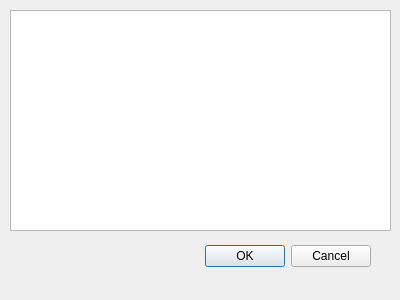
The window that src/secondTask/secondtaskdialog.ui (Sysor/testQt) describes before a commit, drawn with Qt 5.
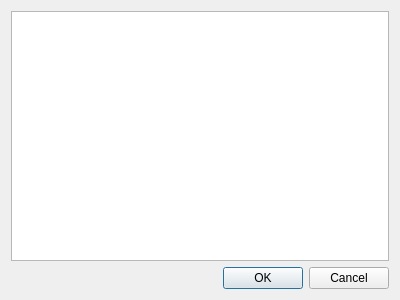
The same window after the commit.

The edit to the form file:
```diff
--- a/src/secondTask/secondtaskdialog.ui
+++ b/src/secondTask/secondtaskdialog.ui
@@ -10,38 +10,83 @@
     <height>300</height>
    </rect>
   </property>
+  <property name="sizePolicy">
+   <sizepolicy hsizetype="Fixed" vsizetype="Fixed">
+    <horstretch>0</horstretch>
+    <verstretch>0</verstretch>
+   </sizepolicy>
+  </property>
+  <property name="minimumSize">
+   <size>
+    <width>400</width>
+    <height>300</height>
+   </size>
+  </property>
   <property name="windowTitle">
    <string>Dialog</string>
   </property>
-  <widget class="QDialogButtonBox" name="buttonBox">
-   <property name="geometry">
-    <rect>
-     <x>30</x>
-     <y>240</y>
-     <width>341</width>
-     <height>32</height>
-    </rect>
+  <property name="modal">
+   <bool>true</bool>
+  </property>
+  <layout class="QVBoxLayout" name="verticalLayout_2">
+   <item>
+    <layout class="QVBoxLayout" name="verticalLayout">
+     <property name="sizeConstraint">
+      <enum>QLayout::SetDefaultConstraint</enum>
+     </property>
+     <item>
+      <widget class="QTableView" name="table">
+       <property name="sizePolicy">
+        <sizepolicy hsizetype="Expanding" vsizetype="Expanding">
+         <horstretch>1</horstretch>
+         <verstretch>1</verstretch>
+        </sizepolicy>
+       </property>
+       <property name="sizeIncrement">
+        <size>
+         <width>1</width>
+         <height>1</height>
+        </size>
+       </property>
+       <property name="contextMenuPolicy">
+        <enum>Qt::ActionsContextMenu</enum>
+       </property>
+       <property name="sizeAdjustPolicy">
+        <enum>QAbstractScrollArea::AdjustToContents</enum>
+       </property>
+       <property name="selectionMode">
+        <enum>QAbstractItemView::SingleSelection</enum>
+       </property>
+      </widget>
+     </item>
+     <item>
+      <widget class="QDialogButtonBox" name="buttonBox">
+       <property name="standardButtons">
+        <set>QDialogButtonBox::Cancel|QDialogButtonBox::Ok</set>
+       </property>
+       <property name="centerButtons">
+        <bool>false</bool>
+       </property>
+      </widget>
+     </item>
+    </layout>
+   </item>
+  </layout>
+  <action name="actionadd">
+   <property name="text">
+    <string>add</string>
    </property>
-   <property name="orientation">
-    <enum>Qt::Horizontal</enum>
+  </action>
+  <action name="actiondelete">
+   <property name="text">
+    <string>delete</string>
    </property>
-   <property name="standardButtons">
-    <set>QDialogButtonBox::Cancel|QDialogButtonBox::Ok</set>
+  </action>
+  <action name="actioncopy">
+   <property name="text">
+    <string>copy</string>
    </property>
-  </widget>
-  <widget class="QTableView" name="table">
-   <property name="geometry">
-    <rect>
-     <x>10</x>
-     <y>10</y>
-     <width>381</width>
-     <height>221</height>
-    </rect>
-   </property>
-   <property name="sizeAdjustPolicy">
-    <enum>QAbstractScrollArea::AdjustToContents</enum>
-   </property>
-  </widget>
+  </action>
  </widget>
  <resources/>
  <connections>
```
Left out of the diff: 38 changed lines with no effect on the pictures.
